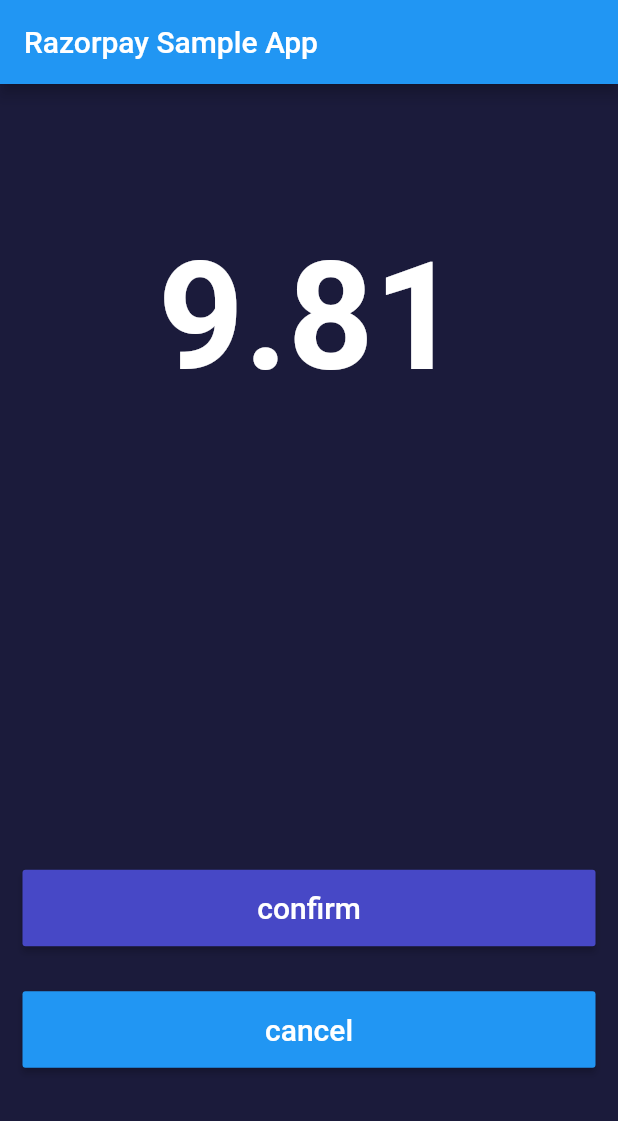
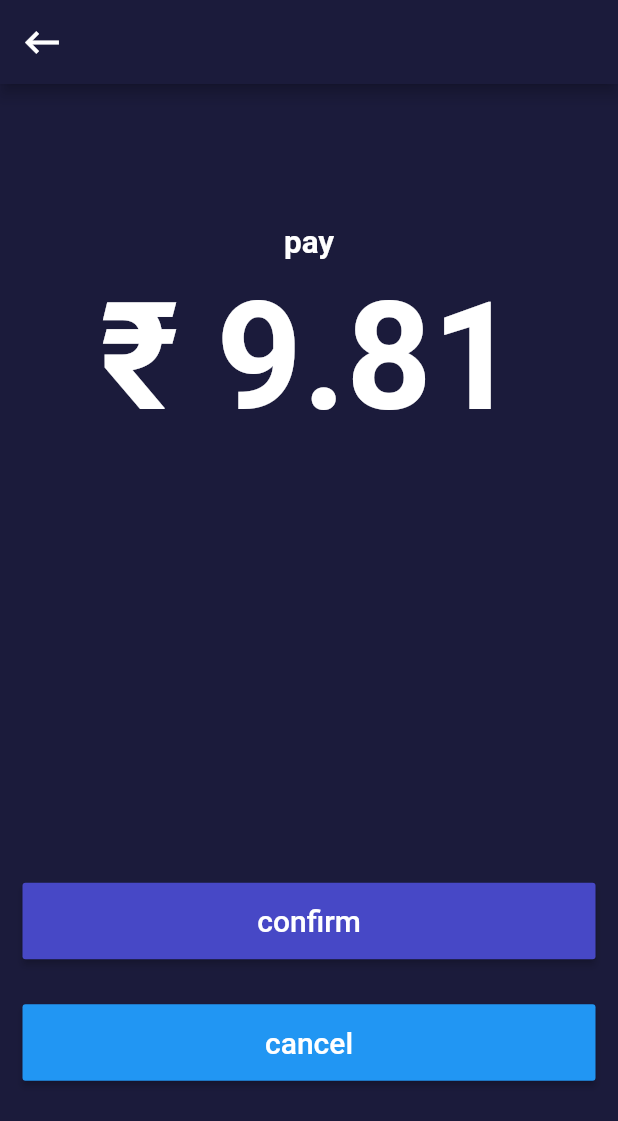
Before and after one commit to jyothir10/bus_locator, a Flutter app: the screen it shows after launch, on a phone screen of 412 x 824 dp. Shown: the top 1121 px of the screen. Run offline on Flutter 3.47's test engine with Material 2 defaults, Android fonts, the phone set to English and light mode, and no system bars; our stand-ins replace bloc, cloud_firestore, connectivity, dots_indicator, equatable, firebase_auth and 13 more; missing offline and left inert: flutter_facebook_login, razorpay_flutter; accounts and stored records are empty; project files that could hold a hidden picture were left out.

Commit message:
payment conformation screen

```diff
--- a/lib/screens/PaymentConformationScreen.dart
+++ b/lib/screens/PaymentConformationScreen.dart
@@ -5,6 +5,8 @@ import 'TicketDetailsScreen.dart';
 import 'package:razorpay_flutter/razorpay_flutter.dart';
 import 'package:bus_locator/Components/Constants.dart';
 import 'package:fluttertoast/fluttertoast.dart';
+
+String rupee = '₹';
 
 class PaymentConformation extends StatefulWidget {
   static String id = 'PaymentConformation_Screen';
@@ -24,7 +26,15 @@ class _PaymentConformationState extends State<PaymentConformation> {
     return MaterialApp(
       home: Scaffold(
         appBar: AppBar(
-          title: const Text('Razorpay Sample App'),
+          backgroundColor: kAppBarColor,
+          leading: GestureDetector(
+            onTap: () => Navigator.pop(context),
+            child: Icon(
+              Icons.keyboard_backspace,
+              size: 30,
+              color: Colors.white,
+            ),
+          ),
         ),
         body: Container(
           color: kPageBackgroundColor,
@@ -32,15 +42,29 @@ class _PaymentConformationState extends State<PaymentConformation> {
             child: Column(
               mainAxisAlignment: MainAxisAlignment.spaceEvenly,
               children: <Widget>[
+                Column(
+                  children: <Widget>[
+                    Padding(
+                      padding: const EdgeInsets.all(5.0),
+                      child: Text(
+                        'pay',
+                        style: TextStyle(
+                            color: Colors.white,
+                            fontSize: 21,
+                            fontWeight: FontWeight.bold),
+                      ),
+                    ),
                     LimitedBox(
                       maxWidth: 100,
                       child: Text(
-                    totalAmount.toString(),
+                        rupee + ' ' + totalAmount.toString(),
                         style: TextStyle(
                             fontSize: 100,
                             fontWeight: FontWeight.bold,
                             color: Colors.white),
                       ),
+                    ),
+                  ],
                 ),
                 SizedBox(
                   height: 100,
```
Lines whose indentation alone changed are shown as unchanged.
